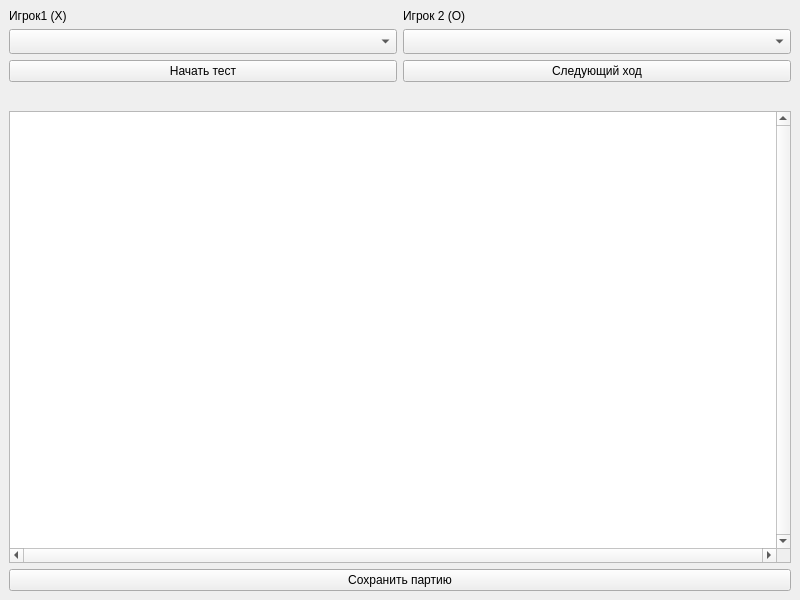
The window that step_fighter.ui (Lostinlongfile/Xox) describes before a commit, drawn with Qt 5.
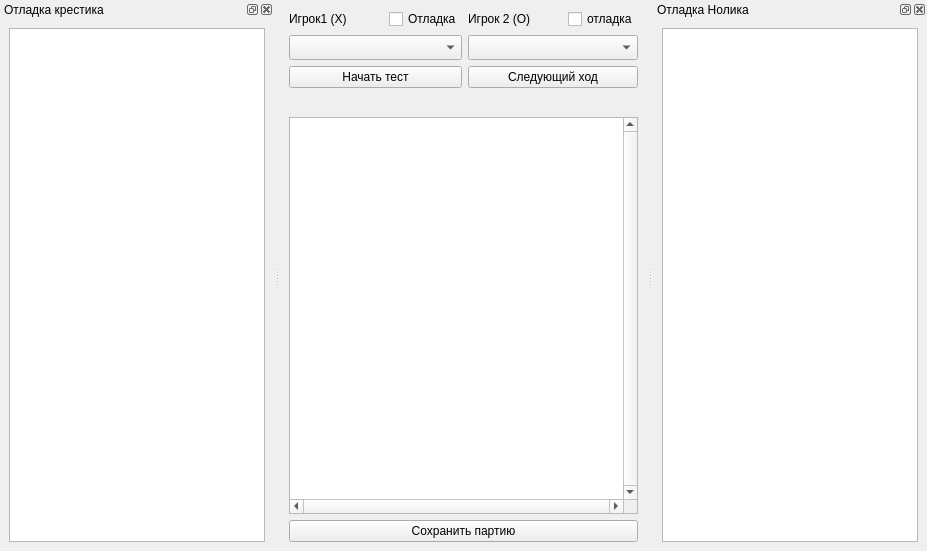
The same window after the commit.

What changed in the file:
```diff
--- a/step_fighter.ui
+++ b/step_fighter.ui
@@ -6,8 +6,8 @@
    <rect>
     <x>0</x>
     <y>0</y>
-    <width>800</width>
-    <height>600</height>
+    <width>927</width>
+    <height>551</height>
    </rect>
   </property>
   <property name="windowTitle">
@@ -15,7 +15,7 @@
   </property>
   <widget class="QWidget" name="centralwidget">
    <layout class="QGridLayout" name="gridLayout">
-    <item row="1" column="0">
+    <item row="1" column="0" colspan="2">
      <widget class="QComboBox" name="comboBox">
       <property name="sizePolicy">
        <sizepolicy hsizetype="Preferred" vsizetype="Fixed">
@@ -31,7 +31,7 @@
       </property>
      </widget>
     </item>
-    <item row="1" column="1">
+    <item row="1" column="2" colspan="2">
      <widget class="QComboBox" name="comboBox_2">
       <property name="sizePolicy">
        <sizepolicy hsizetype="Preferred" vsizetype="Fixed">
@@ -47,28 +47,27 @@
       </property>
      </widget>
     </item>
-    <item row="3" column="0">
+    <item row="3" column="0" colspan="2">
      <widget class="QPushButton" name="pushButton">
       <property name="text">
        <string>Начать тест</string>
       </property>
      </widget>
     </item>
-    <item row="0" column="0">
-     <widget class="QLabel" name="labe">
-      <property name="text">
-       <string>Игрок1 (X)</string>
-      </property>
-     </widget>
-    </item>
-    <item row="0" column="1">
+    <item row="0" column="2">
      <widget class="QLabel" name="label_2">
+      <property name="sizePolicy">
+       <sizepolicy hsizetype="Expanding" vsizetype="Preferred">
+        <horstretch>0</horstretch>
+        <verstretch>0</verstretch>
+       </sizepolicy>
+      </property>
       <property name="text">
        <string>Игрок 2 (O)</string>
       </property>
      </widget>
     </item>
-    <item row="6" column="0" colspan="2">
+    <item row="6" column="0" colspan="4">
      <widget class="QGraphicsView" name="graphicsView">
       <property name="verticalScrollBarPolicy">
        <enum>Qt::ScrollBarAlwaysOn</enum>
@@ -81,14 +80,14 @@
       </property>
      </widget>
     </item>
-    <item row="3" column="1">
+    <item row="3" column="2" colspan="2">
      <widget class="QPushButton" name="pushButton_2">
       <property name="text">
        <string>Следующий ход</string>
       </property>
      </widget>
     </item>
-    <item row="7" column="0" colspan="2">
+    <item row="7" column="0" colspan="4">
      <widget class="QPushButton" name="pushButton_3">
       <property name="sizePolicy">
        <sizepolicy hsizetype="Preferred" vsizetype="Fixed">
@@ -101,7 +100,7 @@
       </property>
      </widget>
     </item>
-    <item row="4" column="0" colspan="2">
+    <item row="4" column="1" colspan="2">
      <widget class="QLabel" name="label">
       <property name="font">
        <font>
@@ -116,8 +115,65 @@
       </property>
      </widget>
     </item>
+    <item row="0" column="3">
+     <widget class="QCheckBox" name="checkBox_2">
+      <property name="text">
+       <string>отладка</string>
+      </property>
+     </widget>
+    </item>
+    <item row="0" column="0">
+     <widget class="QLabel" name="labe">
+      <property name="sizePolicy">
+       <sizepolicy hsizetype="Expanding" vsizetype="Preferred">
+        <horstretch>0</horstretch>
+        <verstretch>0</verstretch>
+       </sizepolicy>
+      </property>
+      <property name="text">
+       <string>Игрок1 (X)</string>
+      </property>
+     </widget>
+    </item>
+    <item row="0" column="1">
+     <widget class="QCheckBox" name="checkBox">
+      <property name="text">
+       <string>Отладка</string>
+      </property>
+     </widget>
+    </item>
    </layout>
   </widget>
+  <widget class="QDockWidget" name="dockWidget_2">
+   <property name="windowTitle">
+    <string>Отладка крестика</string>
+   </property>
+   <attribute name="dockWidgetArea">
+    <number>1</number>
+   </attribute>
+   <widget class="QWidget" name="dockWidgetContents_2">
+    <layout class="QVBoxLayout" name="verticalLayout">
+     <item>
+      <widget class="QTextBrowser" name="textBrowser"/>
+     </item>
+    </layout>
+   </widget>
+  </widget>
+  <widget class="QDockWidget" name="dockWidget_3">
+   <property name="windowTitle">
+    <string>Отладка Нолика</string>
+   </property>
+   <attribute name="dockWidgetArea">
+    <number>2</number>
+   </attribute>
+   <widget class="QWidget" name="dockWidgetContents_3">
+    <layout class="QVBoxLayout" name="verticalLayout_2">
+     <item>
+      <widget class="QTextBrowser" name="textBrowser_2"/>
+     </item>
+    </layout>
+   </widget>
+  </widget>
  </widget>
  <resources/>
  <connections/>
```
